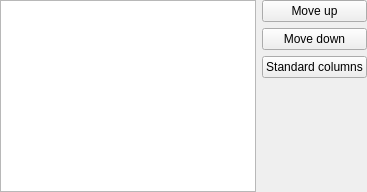
First picture: the form in src/chrono_mail/ui/forms/column_picker.ui, repository rob-vandenberg/chrono-mail, before the edit.
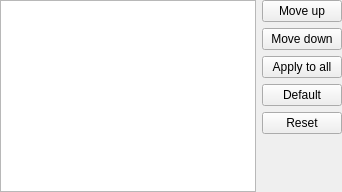
Second picture: the form after the edit.

Commit message: Apply to all, Default and Reset replace Standard columns, and the column windows show every change at once

Patch:
```diff
--- a/src/chrono_mail/ui/forms/column_picker.ui
+++ b/src/chrono_mail/ui/forms/column_picker.ui
@@ -19,7 +19,7 @@
     <widget class="QListWidget" name="list" />
    </item>
    <item>
-    <layout class="QVBoxLayout" name="side" stretch="0,0,0,1">
+    <layout class="QVBoxLayout" name="side" stretch="0,0,0,0,0,1">
      <item>
       <widget class="QPushButton" name="moveUp">
        <property name="text">
@@ -37,7 +37,21 @@
      <item>
       <widget class="QPushButton" name="standardColumns">
        <property name="text">
-        <string>Standard columns</string>
+        <string>Apply to all</string>
+       </property>
+      </widget>
+     </item>
+     <item>
+      <widget class="QPushButton" name="defaultColumns">
+       <property name="text">
+        <string>Default</string>
+       </property>
+      </widget>
+     </item>
+     <item>
+      <widget class="QPushButton" name="resetColumns">
+       <property name="text">
+        <string>Reset</string>
        </property>
       </widget>
      </item>
```
Left out of the diff: 2 changed lines with no effect on the pictures. The commit also changes 13 other files.
